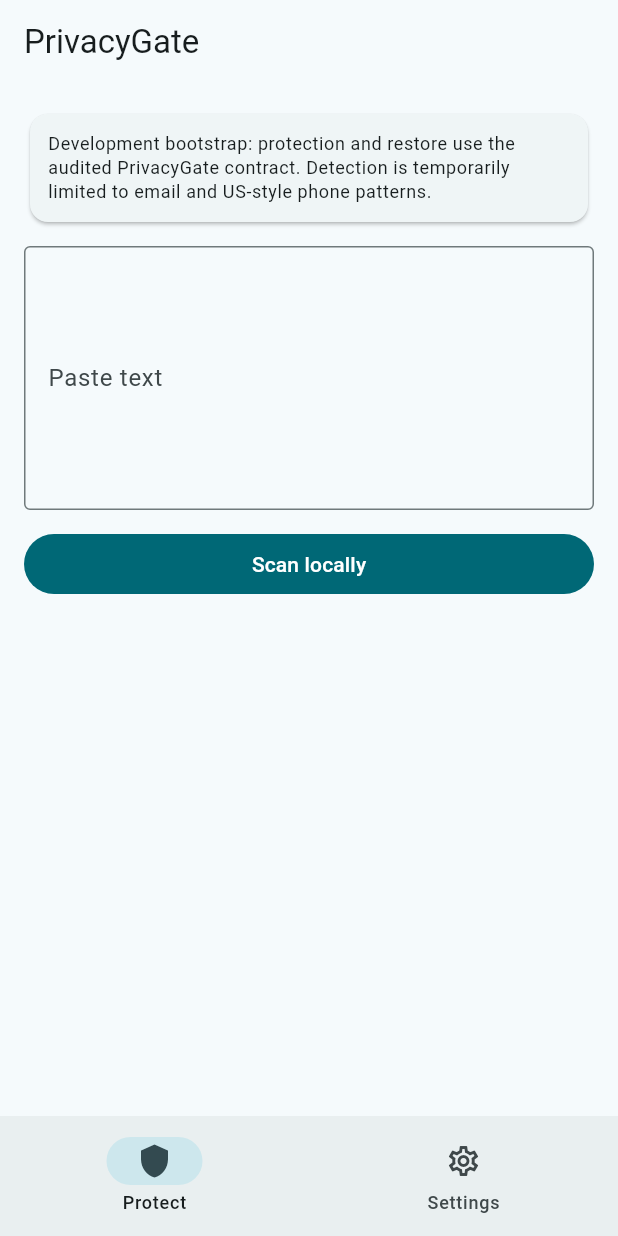
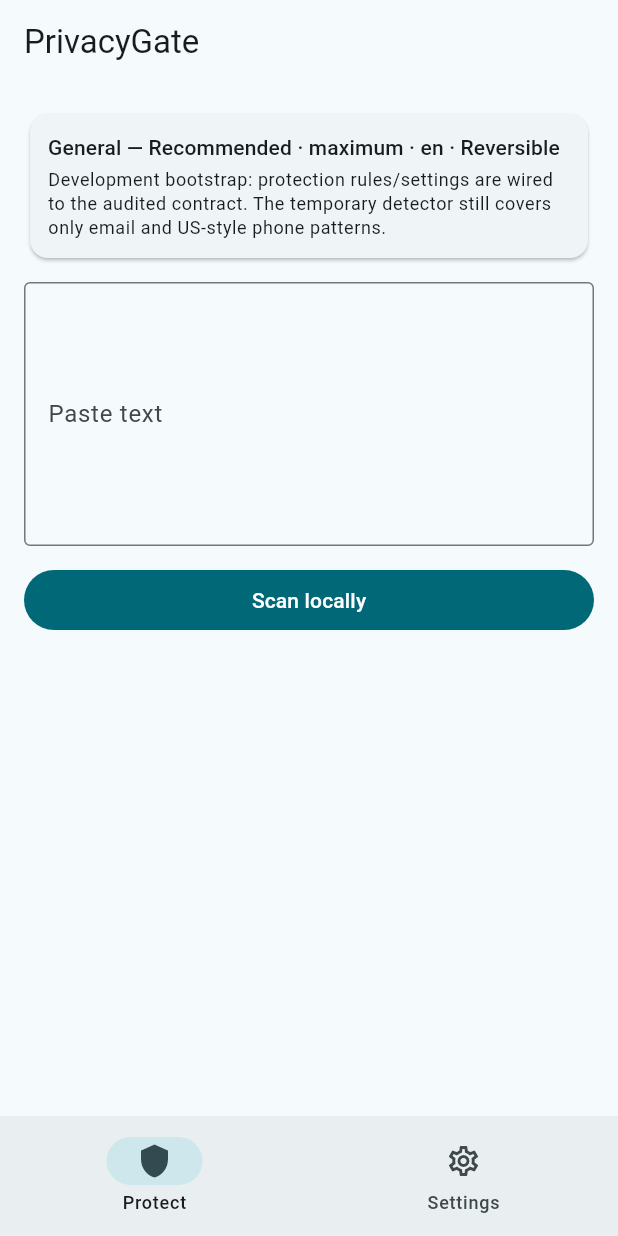
Before and after one commit to patpet21/privacygate-mobile, a Flutter app: the screen it shows after launch, on a phone screen of 412 x 824 dp. Run offline on Flutter 3.47's test engine with Material 3 defaults, Android fonts, the phone set to English and light mode, and no system bars.

Commit message:
ui: surface active PrivacyGate policy in Protect flow

```diff
--- a/lib/features/protect/protect_screen.dart
+++ b/lib/features/protect/protect_screen.dart
@@ -1,5 +1,6 @@
 import 'package:flutter/material.dart';
 
+import '../../core/settings/privacy_gate_settings.dart';
 import 'protect_controller.dart';
 
 class ProtectScreen extends StatefulWidget {
@@ -32,6 +33,7 @@ class _ProtectScreenState extends State<ProtectScreen> {
   @override
   Widget build(BuildContext context) {
     final state = widget.controller;
+    final settings = state.settings;
     return Scaffold(
       appBar: AppBar(title: const Text('PrivacyGate')),
       body: SafeArea(
@@ -41,10 +43,20 @@ class _ProtectScreenState extends State<ProtectScreen> {
             Card(
               child: Padding(
                 padding: const EdgeInsets.all(12),
-                child: Text(
-                  'Development bootstrap: protection and restore use the audited PrivacyGate contract. '
-                  'Detection is temporarily limited to email and US-style phone patterns.',
-                  style: Theme.of(context).textTheme.bodySmall,
+                child: Column(
+                  crossAxisAlignment: CrossAxisAlignment.start,
+                  children: [
+                    Text(
+                      '${settings.profile.name} · ${settings.scopeKey} · ${settings.language} · ${settings.replacementMode.label}',
+                      style: Theme.of(context).textTheme.labelLarge,
+                    ),
+                    const SizedBox(height: 4),
+                    Text(
+                      'Development bootstrap: protection rules/settings are wired to the audited contract. '
+                      'The temporary detector still covers only email and US-style phone patterns.',
+                      style: Theme.of(context).textTheme.bodySmall,
+                    ),
+                  ],
                 ),
               ),
             ),
@@ -84,11 +96,21 @@ class _ProtectScreenState extends State<ProtectScreen> {
             if (state.result != null) ...[
               const SizedBox(height: 20),
               const Text('Protected output'),
+              const SizedBox(height: 8),
               SelectableText(state.result!.protectedText),
-              OutlinedButton(
-                onPressed: state.restoreLocally,
-                child: const Text('Restore locally'),
-              ),
+              if (state.result!.replacementMode == ReplacementMode.reversible.wireValue)
+                OutlinedButton(
+                  onPressed: state.restoreLocally,
+                  child: const Text('Restore locally'),
+                )
+              else
+                Padding(
+                  padding: const EdgeInsets.only(top: 8),
+                  child: Text(
+                    'This protection mode intentionally creates no reversible mapping.',
+                    style: Theme.of(context).textTheme.bodySmall,
+                  ),
+                ),
             ],
             if (state.restoredText.isNotEmpty) ...[
               const SizedBox(height: 16),
```
